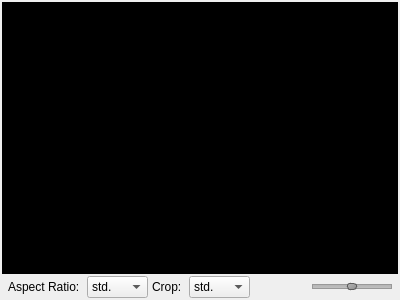
Qt form vlc-record/forms/cplayer.ui (code-google-com/vlc-record) before a commit.
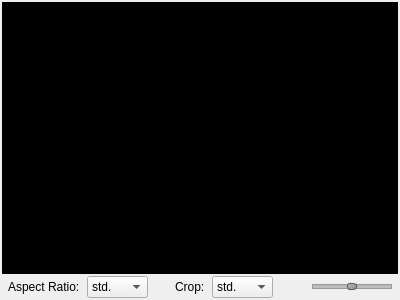
The same form after that commit. Icons and pictures are not drawn.

What changed in the file:
```diff
--- a/vlc-record/forms/cplayer.ui
+++ b/vlc-record/forms/cplayer.ui
@@ -95,6 +95,19 @@
        </item>
       </widget>
      </item>
+     <item>
+      <spacer name="horizontalSpacer_2">
+       <property name="orientation">
+        <enum>Qt::Horizontal</enum>
+       </property>
+       <property name="sizeHint" stdset="0">
+        <size>
+         <width>40</width>
+         <height>20</height>
+        </size>
+       </property>
+      </spacer>
+     </item>
      <item>
       <widget class="QLabel" name="label">
        <property name="text">
```
Left out of the diff: 20 changed lines with no effect on the pictures.
